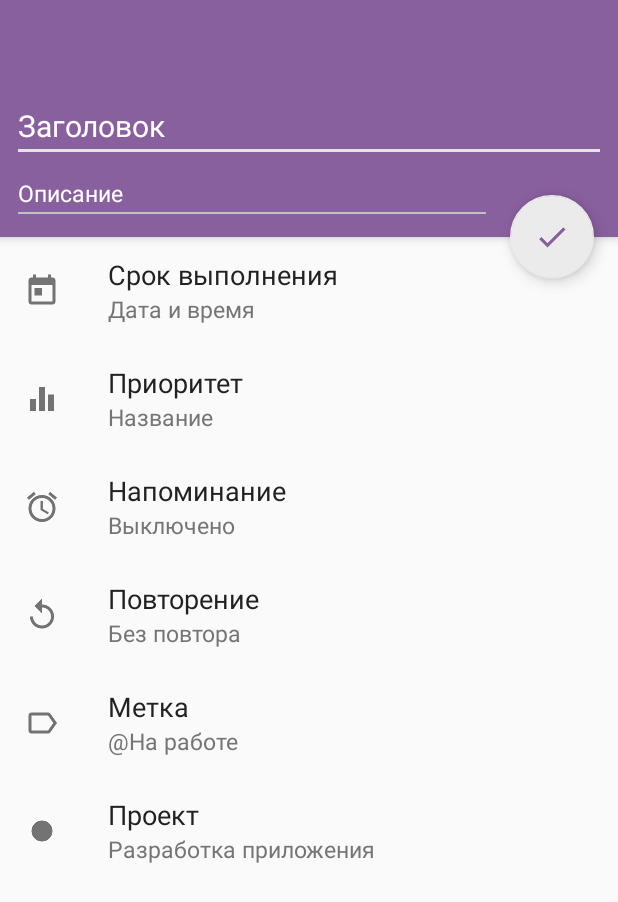
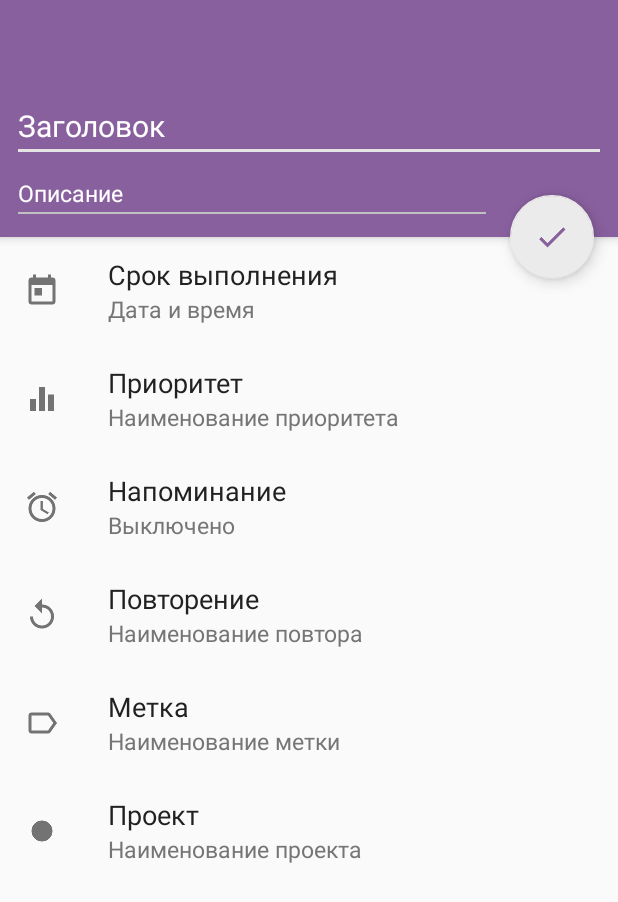
Before and after one commit to iamkatrechko/ProjectManager, an Android app: the layout fragment_subtask_edit.xml on its own in the app's theme, with its tools: preview values and no code run, on a phone screen of 412 x 824 dp. Shown: the top 902 px of the screen. Run offline under Robolectric (Android 15) with nearby library versions, the phone set to English and light mode, and no system bars.

```diff
--- a/app/src/main/res/layout/fragment_subtask_edit.xml
+++ b/app/src/main/res/layout/fragment_subtask_edit.xml
@@ -2,6 +2,7 @@
 <android.support.design.widget.CoordinatorLayout
     xmlns:android="http://schemas.android.com/apk/res/android"
     xmlns:app="http://schemas.android.com/apk/res-auto"
+    xmlns:tools="http://schemas.android.com/tools"
     android:layout_width="match_parent"
     android:layout_height="match_parent">
 
@@ -14,41 +15,41 @@
             android:id="@+id/toolbar"
             android:layout_width="match_parent"
             android:layout_height="?attr/actionBarSize"
-            android:theme="@style/toolBarTheme"
-            android:background="?attr/colorPrimary"/>
+            android:background="?attr/colorPrimary"
+            android:theme="@style/toolBarTheme"/>
 
         <LinearLayout
-            android:orientation="vertical"
             android:layout_width="match_parent"
             android:layout_height="wrap_content"
-            android:paddingBottom="8dp"
-            android:background="?attr/colorPrimary">
+            android:background="?attr/colorPrimary"
+            android:orientation="vertical"
+            android:paddingBottom="8dp">
 
             <EditText
+                android:id="@+id/editTextTitle"
+                style="@style/editTextStyle2"
                 android:layout_width="match_parent"
                 android:layout_height="wrap_content"
-                android:id="@+id/editTextTitle"
+                android:layout_marginLeft="8dp"
+                android:layout_marginRight="8dp"
+                android:layout_marginTop="4dp"
                 android:hint="@string/hint_title"
+                android:singleLine="true"
                 android:textColor="#ffffff"
                 android:textColorHint="#ffffff"
-                android:layout_marginLeft="8dp"
-                android:layout_marginRight="8dp"
-                style="@style/editTextStyle2"
-                android:textSize="20sp"
-                android:singleLine="true"
-                android:layout_marginTop="4dp" />
+                android:textSize="20sp"/>
 
             <EditText
+                android:id="@+id/editTextDescription"
+                style="@style/editTextStyle2"
                 android:layout_width="match_parent"
                 android:layout_height="wrap_content"
-                android:id="@+id/editTextDescription"
-                android:hint="@string/hint_description"
-                android:textColorHint="#ffffff"
-                android:textColor="#ffffff"
                 android:layout_marginLeft="8dp"
                 android:layout_marginRight="84dp"
-                style="@style/editTextStyle2"
-                android:textSize="15sp" />
+                android:hint="@string/hint_description"
+                android:textColor="#ffffff"
+                android:textColorHint="#ffffff"
+                android:textSize="15sp"/>
         </LinearLayout>
 
     </android.support.design.widget.AppBarLayout>
@@ -59,260 +60,272 @@
         app:layout_behavior="@string/appbar_scrolling_view_behavior">
 
         <LinearLayout
-                android:orientation="vertical"
             android:layout_width="fill_parent"
             android:layout_height="fill_parent"
-                android:layout_weight="1">
+            android:layout_weight="1"
+            android:orientation="vertical">
 
             <LinearLayout
-                android:orientation="horizontal"
+                android:id="@+id/linear_date_time"
                 android:layout_width="match_parent"
                 android:layout_height="72dp"
-                android:id="@+id/linear_date_time"
+                android:background="?android:attr/selectableItemBackground"
                 android:gravity="center_vertical"
-                android:background="?android:attr/selectableItemBackground" >
+                android:orientation="horizontal">
 
                 <ImageView
                     android:layout_width="24dp"
                     android:layout_height="24dp"
                     android:layout_margin="16dp"
                     android:src="@drawable/ic_today"
-                    android:tint="#737373" />
+                    android:tint="#737373"/>
 
                 <LinearLayout
-                    android:orientation="vertical"
                     android:layout_width="match_parent"
                     android:layout_height="match_parent"
+                    android:layout_marginLeft="16dp"
                     android:gravity="center_vertical"
-                    android:layout_marginLeft="16dp" >
+                    android:orientation="vertical">
 
                     <TextView
                         android:layout_width="match_parent"
                         android:layout_height="wrap_content"
                         android:text="Срок выполнения"
-                        android:textSize="18sp"
-                        android:textColor="#212121" />
+                        android:textColor="#212121"
+                        android:textSize="18sp"/>
 
                     <TextView
+                        android:id="@+id/textView_date_time"
                         android:layout_width="wrap_content"
                         android:layout_height="wrap_content"
-                        android:text="Дата и время"
-                        android:id="@+id/textView_date_time"
+                        android:textColor="#757575"
                         android:textSize="15sp"
-                        android:textColor="#757575" />
+                        tools:text="Дата и время"/>
                 </LinearLayout>
+
             </LinearLayout>
 
             <LinearLayout
-                android:orientation="horizontal"
+                android:id="@+id/linear_priority"
                 android:layout_width="match_parent"
                 android:layout_height="72dp"
-                android:id="@+id/linear_priority"
+                android:background="?android:attr/selectableItemBackground"
                 android:gravity="center_vertical"
-                android:background="?android:attr/selectableItemBackground">
+                android:orientation="horizontal">
 
                 <ImageView
                     android:layout_width="24dp"
                     android:layout_height="24dp"
                     android:layout_margin="16dp"
                     android:src="@drawable/ic_equalizer"
-                    android:tint="#737373" />
+                    android:tint="#737373"/>
 
                 <LinearLayout
-                    android:orientation="vertical"
                     android:layout_width="match_parent"
                     android:layout_height="match_parent"
+                    android:layout_marginLeft="16dp"
                     android:gravity="center_vertical"
-                    android:layout_marginLeft="16dp">
+                    android:orientation="vertical">
 
                     <TextView
                         android:layout_width="match_parent"
                         android:layout_height="wrap_content"
                         android:text="Приоритет"
-                        android:textSize="18sp"
-                        android:textColor="#212121" />
+                        android:textColor="#212121"
+                        android:textSize="18sp"/>
 
                     <TextView
+                        android:id="@+id/textView_priority"
                         android:layout_width="wrap_content"
                         android:layout_height="wrap_content"
-                        android:text="Название"
-                        android:id="@+id/textView_priority"
+                        android:textColor="#757575"
                         android:textSize="15sp"
-                        android:textColor="#757575" />
+                        tools:text="Наименование приоритета"/>
 
                 </LinearLayout>
 
             </LinearLayout>
 
             <LinearLayout
-                android:orientation="horizontal"
+                android:id="@+id/linear_reminder"
                 android:layout_width="match_parent"
                 android:layout_height="72dp"
-                android:id="@+id/linear_reminder"
+                android:background="?android:attr/selectableItemBackground"
                 android:gravity="center_vertical"
-                android:background="?android:attr/selectableItemBackground" >
+                android:orientation="horizontal">
 
                 <ImageView
                     android:layout_width="24dp"
                     android:layout_height="24dp"
                     android:layout_margin="16dp"
                     android:src="@drawable/ic_alarm"
-                    android:tint="#737373" />
+                    android:tint="#737373"/>
 
                 <LinearLayout
-                    android:orientation="vertical"
                     android:layout_width="match_parent"
                     android:layout_height="match_parent"
+                    android:layout_marginLeft="16dp"
                     android:gravity="center_vertical"
-                    android:layout_marginLeft="16dp" >
+                    android:orientation="vertical">
 
                     <TextView
                         android:layout_width="match_parent"
                         android:layout_height="wrap_content"
                         android:text="Напоминание"
-                        android:textSize="18sp"
-                        android:textColor="#212121" />
+                        android:textColor="#212121"
+                        android:textSize="18sp"/>
 
                     <TextView
+                        android:id="@+id/textViewReminder"
                         android:layout_width="wrap_content"
                         android:layout_height="wrap_content"
-                        android:text="Выключено"
-                        android:id="@+id/textViewReminder"
+                        android:textColor="#757575"
                         android:textSize="15sp"
-                        android:textColor="#757575" />
+                        tools:text="Выключено"/>
                 </LinearLayout>
+
             </LinearLayout>
 
             <LinearLayout
-                android:orientation="horizontal"
+                android:id="@+id/linear_repeat"
                 android:layout_width="match_parent"
                 android:layout_height="72dp"
-                android:id="@+id/linear_repeat"
+                android:background="?android:attr/selectableItemBackground"
                 android:gravity="center_vertical"
-                android:background="?android:attr/selectableItemBackground" >
+                android:orientation="horizontal">
 
                 <ImageView
                     android:layout_width="24dp"
                     android:layout_height="24dp"
                     android:layout_margin="16dp"
                     android:src="@drawable/ic_replay"
-                    android:tint="#737373" />
+                    android:tint="#737373"/>
 
                 <LinearLayout
-                    android:orientation="vertical"
                     android:layout_width="match_parent"
                     android:layout_height="match_parent"
+                    android:layout_marginLeft="16dp"
                     android:gravity="center_vertical"
-                    android:layout_marginLeft="16dp" >
+                    android:orientation="vertical">
 
                     <TextView
                         android:layout_width="match_parent"
                         android:layout_height="wrap_content"
                         android:text="Повторение"
-                        android:textSize="18sp"
-                        android:textColor="#212121" />
+                        android:textColor="#212121"
+                        android:textSize="18sp"/>
 
                     <TextView
+                        android:id="@+id/textViewRepeat"
                         android:layout_width="wrap_content"
                         android:layout_height="wrap_content"
-                        android:text="Без повтора"
-                        android:id="@+id/textViewRepeat"
+                        android:textColor="#757575"
                         android:textSize="15sp"
-                        android:textColor="#757575" />
+                        tools:text="Наименование повтора"
+                        />
+
                 </LinearLayout>
+
             </LinearLayout>
 
             <LinearLayout
-                android:orientation="horizontal"
+                android:id="@+id/linear_tag"
                 android:layout_width="match_parent"
                 android:layout_height="72dp"
-                android:id="@+id/linear_tag"
+                android:background="?android:attr/selectableItemBackground"
                 android:gravity="center_vertical"
-                android:background="?android:attr/selectableItemBackground" >
+                android:orientation="horizontal">
 
                 <ImageView
                     android:layout_width="24dp"
                     android:layout_height="24dp"
                     android:layout_margin="16dp"
                     android:src="@drawable/ic_label_outline"
-                    android:tint="#737373" />
+                    android:tint="#737373"/>
 
                 <LinearLayout
-                    android:orientation="vertical"
                     android:layout_width="match_parent"
                     android:layout_height="match_parent"
+                    android:layout_marginLeft="16dp"
                     android:gravity="center_vertical"
-                    android:layout_marginLeft="16dp" >
+                    android:orientation="vertical">
 
                     <TextView
                         android:layout_width="match_parent"
                         android:layout_height="wrap_content"
                         android:text="Метка"
-                        android:textSize="18sp"
-                        android:textColor="#212121" />
+                        android:textColor="#212121"
+                        android:textSize="18sp"/>
 
                     <TextView
+                        android:id="@+id/textViewTag"
                         android:layout_width="wrap_content"
                         android:layout_height="wrap_content"
-                        android:text="\@На работе"
-                        android:id="@+id/textViewTag"
+                        android:textColor="#757575"
                         android:textSize="15sp"
-                        android:textColor="#757575"
+                        tools:text="Наименование метки"
                         />
                 </LinearLayout>
+
             </LinearLayout>
 
             <LinearLayout
-                android:orientation="horizontal"
+                android:id="@+id/linear_project"
                 android:layout_width="match_parent"
                 android:layout_height="72dp"
-                android:id="@+id/linear_project"
+                android:background="?android:attr/selectableItemBackground"
                 android:gravity="center_vertical"
-                android:background="?android:attr/selectableItemBackground" >
+                android:orientation="horizontal">
 
                 <ImageView
                     android:layout_width="24dp"
                     android:layout_height="24dp"
                     android:layout_margin="16dp"
+                    android:padding="4dp"
                     android:src="@drawable/ic_circle"
-                    android:tint="#737373"
-                    android:padding="4dp" />
+                    android:tint="#737373"/>
 
                 <LinearLayout
-                    android:orientation="vertical"
                     android:layout_width="match_parent"
                     android:layout_height="match_parent"
+                    android:layout_marginLeft="16dp"
                     android:gravity="center_vertical"
-                    android:layout_marginLeft="16dp" >
+                    android:orientation="vertical">
 
                     <TextView
                         android:layout_width="match_parent"
                         android:layout_height="wrap_content"
                         android:text="Проект"
-                        android:textSize="18sp"
-                        android:textColor="#212121" />
+                        android:textColor="#212121"
+                        android:textSize="18sp"/>
 
                     <TextView
+                        android:id="@+id/textViewProject"
                         android:layout_width="wrap_content"
                         android:layout_height="wrap_content"
-                        android:text="Разработка приложения"
-                        android:id="@+id/textViewProject"
+                        android:textColor="#757575"
                         android:textSize="15sp"
-                        android:textColor="#757575" />
+                        tools:text="Наименование проекта"
+                        />
+
                 </LinearLayout>
+
             </LinearLayout>
+
         </LinearLayout>
+
     </android.support.v4.widget.NestedScrollView>
 
     <android.support.design.widget.FloatingActionButton
         android:id="@+id/buttonSave"
+        android:layout_width="wrap_content"
         android:layout_height="wrap_content"
-        android:layout_width="wrap_content"
         android:layout_margin="@dimen/activity_horizontal_margin"
         android:src="@drawable/ic_done"
         android:tint="?attr/colorPrimary"
         app:backgroundTint="#ffebebeb"
         app:layout_anchor="@id/appBar"
-        app:layout_anchorGravity="bottom|right|end" />
+        app:layout_anchorGravity="bottom|right|end"
+        />
 
 </android.support.design.widget.CoordinatorLayout>
```
Also changed, not shown: app/build.gradle (+7 -9 lines). Lines whose indentation alone changed are shown as unchanged.
